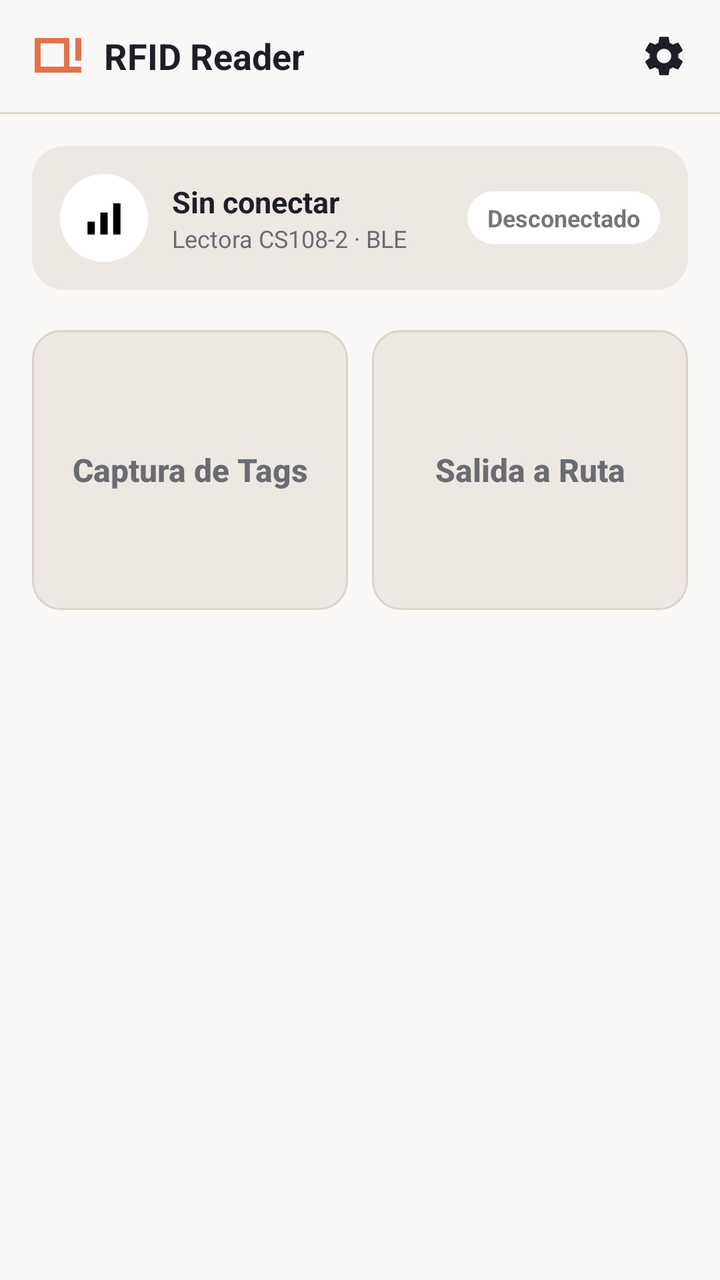
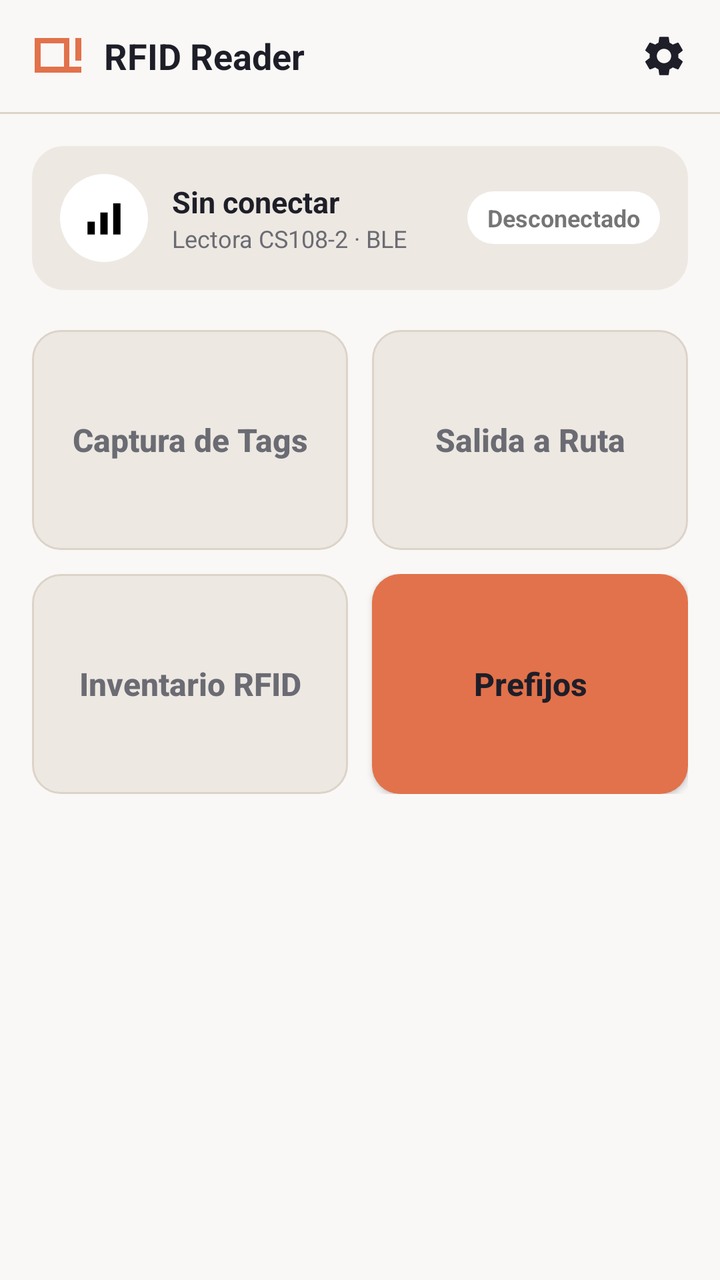

The first picture is an Android layout as it rendered before a commit; the second is the same layout after the commit. The layout source and the unified diff follow.
<!-- AndroidManifest.xml: application theme Theme.RfidReader -->
<!-- res/layout/activity_main.xml -->
<?xml version="1.0" encoding="utf-8"?>
<LinearLayout xmlns:android="http://schemas.android.com/apk/res/android"
    android:layout_width="match_parent"
    android:layout_height="match_parent"
    android:orientation="vertical"
    android:fitsSystemWindows="true"
    android:background="@color/color_background">

    
    <LinearLayout
        android:layout_width="match_parent"
        android:layout_height="56dp"
        android:orientation="horizontal"
        android:gravity="center_vertical"
        android:paddingStart="16dp"
        android:paddingEnd="8dp">

        <ImageView
            android:layout_width="26dp"
            android:layout_height="26dp"
            android:src="@drawable/logo_quantum"
            android:contentDescription="@string/app_name" />

        <TextView
            android:layout_width="0dp"
            android:layout_height="wrap_content"
            android:layout_weight="1"
            android:layout_marginStart="10dp"
            android:text="@string/app_name"
            android:textSize="18sp"
            android:textStyle="bold"
            android:textColor="@color/color_text" />

        <ImageButton
            android:id="@+id/btnAjustes"
            android:layout_width="40dp"
            android:layout_height="40dp"
            android:background="?attr/selectableItemBackgroundBorderless"
            android:src="@drawable/ic_settings"
            android:tint="@color/color_text"
            android:contentDescription="@string/ajustes" />
    </LinearLayout>

    <View
        android:layout_width="match_parent"
        android:layout_height="1dp"
        android:background="@color/color_border" />

    
    <LinearLayout
        android:layout_width="match_parent"
        android:layout_height="0dp"
        android:layout_weight="1"
        android:orientation="vertical"
        android:padding="16dp">

        
        <LinearLayout
            android:id="@+id/tarjetaConexion"
            android:layout_width="match_parent"
            android:layout_height="wrap_content"
            android:orientation="horizontal"
            android:gravity="center_vertical"
            android:background="@drawable/shape_card"
            android:clickable="true"
            android:focusable="true"
            android:foreground="?attr/selectableItemBackground"
            android:padding="14dp">

            <ImageView
                android:id="@+id/imgBadgeLectora"
                android:layout_width="44dp"
                android:layout_height="44dp"
                android:background="@drawable/shape_oval"
                android:padding="11dp"
                android:src="@drawable/ic_signal"
                android:contentDescription="@null" />

            <LinearLayout
                android:layout_width="0dp"
                android:layout_height="wrap_content"
                android:layout_weight="1"
                android:layout_marginStart="12dp"
                android:orientation="vertical">

                <TextView
                    android:id="@+id/tvNombreLectora"
                    android:layout_width="wrap_content"
                    android:layout_height="wrap_content"
                    android:text="@string/sin_conectar"
                    android:textSize="15sp"
                    android:textStyle="bold"
                    android:textColor="@color/color_text"
                    android:singleLine="true"
                    android:ellipsize="end" />

                <TextView
                    android:layout_width="wrap_content"
                    android:layout_height="wrap_content"
                    android:text="@string/lectora_cs108"
                    android:textSize="12sp"
                    android:textColor="@color/color_text_muted" />
            </LinearLayout>

            <TextView
                android:id="@+id/chipConexion"
                android:layout_width="wrap_content"
                android:layout_height="wrap_content"
                android:background="@drawable/shape_chip"
                android:paddingStart="10dp"
                android:paddingEnd="10dp"
                android:paddingTop="5dp"
                android:paddingBottom="5dp"
                android:text="@string/desconectado"
                android:textSize="12sp"
                android:textStyle="bold" />
        </LinearLayout>

        <View
            android:layout_width="0dp"
            android:layout_height="20dp" />

        
        <LinearLayout
            android:layout_width="match_parent"
            android:layout_height="wrap_content"
            android:orientation="horizontal">

            <Button
                android:id="@+id/btnCapturaTags"
                android:layout_width="0dp"
                android:layout_height="140dp"
                android:layout_weight="1"
                android:enabled="false"
                android:background="@drawable/shape_button_menu"
                android:gravity="center"
                android:text="@string/captura_de_tags"
                android:textAllCaps="false"
                android:textSize="16sp"
                android:textStyle="bold"
                android:textColor="@color/color_button_menu_text" />

            <View
                android:layout_width="12dp"
                android:layout_height="0dp" />

            <Button
                android:id="@+id/btnSalidaRuta"
                android:layout_width="0dp"
                android:layout_height="140dp"
                android:layout_weight="1"
                android:enabled="false"
                android:background="@drawable/shape_button_menu"
                android:gravity="center"
                android:text="@string/salida_a_ruta"
                android:textAllCaps="false"
                android:textSize="16sp"
                android:textStyle="bold"
                android:textColor="@color/color_button_menu_text" />
        </LinearLayout>

        
        <LinearLayout
            android:visibility="gone"
            android:layout_width="match_parent"
            android:layout_height="wrap_content"
            android:orientation="vertical">

            <LinearLayout
                android:layout_width="match_parent"
                android:layout_height="wrap_content"
                android:orientation="horizontal"
                android:gravity="center_vertical"
                android:paddingBottom="10dp">

                <TextView
                    android:layout_width="0dp"
                    android:layout_height="wrap_content"
                    android:layout_weight="1"
                    android:text="@string/etiquetas_leidas"
                    android:textSize="15sp"
                    android:textStyle="bold"
                    android:textColor="@color/color_text" />

                <TextView
                    android:id="@+id/chipConteo"
                    android:layout_width="wrap_content"
                    android:layout_height="wrap_content"
                    android:background="@drawable/shape_chip"
                    android:paddingStart="9dp"
                    android:paddingEnd="9dp"
                    android:paddingTop="3dp"
                    android:paddingBottom="3dp"
                    android:text="0"
                    android:textSize="12sp"
                    android:textStyle="bold"
                    android:textColor="@color/color_text_muted" />
            </LinearLayout>

            <androidx.recyclerview.widget.RecyclerView
                android:id="@+id/lvLecturas"
                android:layout_width="match_parent"
                android:layout_height="220dp"
                android:clipToPadding="false" />
        </LinearLayout>
    </LinearLayout>
</LinearLayout>
<!-- resources referenced by this layout -->
<resources>
  <color name="color_background">#FAF8F6</color>
  <color name="color_border">#DCD4C9</color>
  <color name="color_text">#1E1E28</color>
  <color name="color_text_muted">#6B6B73</color>
  <!-- drawable ic_signal (drawable) -->
  <vector xmlns:android="http://schemas.android.com/apk/res/android"
      android:width="24dp"
      android:height="24dp"
      android:viewportWidth="24"
      android:viewportHeight="24">
      <path
          android:fillColor="#FF000000"
          android:pathData="M3,14h4v7h-4z" />
      <path
          android:fillColor="#FF000000"
          android:pathData="M10,9h4v12h-4z" />
      <path
          android:fillColor="#FF000000"
          android:pathData="M17,4h4v17h-4z" />
  </vector>
  <!-- drawable shape_button_menu (drawable) -->
  <?xml version="1.0" encoding="utf-8"?>
  <selector xmlns:android="http://schemas.android.com/apk/res/android">
      <item android:state_enabled="false" android:drawable="@drawable/shape_button_menu_disabled" />
      <item android:drawable="@drawable/shape_button_menu_enabled" />
  </selector>
  <!-- drawable shape_card (drawable) -->
  <?xml version="1.0" encoding="utf-8"?>
  <shape xmlns:android="http://schemas.android.com/apk/res/android" android:shape="rectangle">
      <solid android:color="@color/color_surface" />
      <corners android:radius="16dp" />
  </shape>
  <!-- drawable shape_chip (drawable) -->
  <?xml version="1.0" encoding="utf-8"?>
  <shape xmlns:android="http://schemas.android.com/apk/res/android" android:shape="rectangle">
      <solid android:color="@android:color/white" />
      <corners android:radius="999dp" />
  </shape>
  <!-- drawable shape_oval (drawable) -->
  <?xml version="1.0" encoding="utf-8"?>
  <shape xmlns:android="http://schemas.android.com/apk/res/android" android:shape="oval">
      <solid android:color="@android:color/white" />
  </shape>
  <string name="ajustes">Ajustes</string>
  <string name="app_name">RFID Reader</string>
  <string name="captura_de_tags">Captura de Tags</string>
  <string name="desconectado">Desconectado</string>
  <string name="etiquetas_leidas">Etiquetas leídas</string>
  <string name="lectora_cs108">Lectora CS108-2 · BLE</string>
  <string name="salida_a_ruta">Salida a Ruta</string>
  <string name="sin_conectar">Sin conectar</string>
  <style name="Theme.RfidReader" parent="Theme.AppCompat.DayNight.NoActionBar">
          <item name="colorPrimary">@color/color_accent</item>
          <item name="colorAccent">@color/color_accent</item>
          <item name="android:windowBackground">@color/color_background</item>
          <item name="android:colorBackground">@color/color_background</item>
      </style>
  <!-- drawable shape_button_menu_disabled (drawable) -->
  <?xml version="1.0" encoding="utf-8"?>
  <shape xmlns:android="http://schemas.android.com/apk/res/android" android:shape="rectangle">
      <solid android:color="@color/color_surface" />
      <stroke android:width="1dp" android:color="@color/color_border" />
      <corners android:radius="14dp" />
  </shape>
  <!-- drawable shape_button_menu_enabled (drawable) -->
  <?xml version="1.0" encoding="utf-8"?>
  <shape xmlns:android="http://schemas.android.com/apk/res/android" android:shape="rectangle">
      <solid android:color="@color/color_accent" />
      <corners android:radius="14dp" />
  </shape>
  <color name="color_surface">#EDE8E2</color>
  <color name="color_accent">#E2724B</color>
  <!-- unchanged entries left out for length: 2 -->
</resources>

<!-- the commit's change to res/layout/activity_main.xml (unified diff, before → after) -->
@@ -124,39 +124,86 @@
         <LinearLayout
             android:layout_width="match_parent"
             android:layout_height="wrap_content"
-            android:orientation="horizontal">
-
-            <Button
-                android:id="@+id/btnCapturaTags"
+            android:orientation="vertical">
+
+            <LinearLayout
+                android:layout_width="match_parent"
+                android:layout_height="wrap_content"
+                android:orientation="horizontal">
+
+                <Button
+                    android:id="@+id/btnCapturaTags"
+                    android:layout_width="0dp"
+                    android:layout_height="110dp"
+                    android:layout_weight="1"
+                    android:enabled="false"
+                    android:background="@drawable/shape_button_menu"
+                    android:gravity="center"
+                    android:text="@string/captura_de_tags"
+                    android:textAllCaps="false"
+                    android:textSize="16sp"
+                    android:textStyle="bold"
+                    android:textColor="@color/color_button_menu_text" />
+
+                <View
+                    android:layout_width="12dp"
+                    android:layout_height="0dp" />
+
+                <Button
+                    android:id="@+id/btnSalidaRuta"
+                    android:layout_width="0dp"
+                    android:layout_height="110dp"
+                    android:layout_weight="1"
+                    android:enabled="false"
+                    android:background="@drawable/shape_button_menu"
+                    android:gravity="center"
+                    android:text="@string/salida_a_ruta"
+                    android:textAllCaps="false"
+                    android:textSize="16sp"
+                    android:textStyle="bold"
+                    android:textColor="@color/color_button_menu_text" />
+            </LinearLayout>
+
+            <View
                 android:layout_width="0dp"
-                android:layout_height="140dp"
-                android:layout_weight="1"
-                android:enabled="false"
-                android:background="@drawable/shape_button_menu"
-                android:gravity="center"
-                android:text="@string/captura_de_tags"
-                android:textAllCaps="false"
-                android:textSize="16sp"
-                android:textStyle="bold"
-                android:textColor="@color/color_button_menu_text" />
-
-            <View
-                android:layout_width="12dp"
-                android:layout_height="0dp" />
-
-            <Button
-                android:id="@+id/btnSalidaRuta"
-                android:layout_width="0dp"
-                android:layout_height="140dp"
-                android:layout_weight="1"
-                android:enabled="false"
-                android:background="@drawable/shape_button_menu"
-                android:gravity="center"
-                android:text="@string/salida_a_ruta"
-                android:textAllCaps="false"
-                android:textSize="16sp"
-                android:textStyle="bold"
-                android:textColor="@color/color_button_menu_text" />
+                android:layout_height="12dp" />
+
+            <LinearLayout
+                android:layout_width="match_parent"
+                android:layout_height="wrap_content"
+                android:orientation="horizontal">
+
+                <Button
+                    android:id="@+id/btnInventario"
+                    android:layout_width="0dp"
+                    android:layout_height="110dp"
+                    android:layout_weight="1"
+                    android:enabled="false"
+                    android:background="@drawable/shape_button_menu"
+                    android:gravity="center"
+                    android:text="@string/inventario_rfid"
+                    android:textAllCaps="false"
+                    android:textSize="16sp"
+                    android:textStyle="bold"
+                    android:textColor="@color/color_button_menu_text" />
+
+                <View
+                    android:layout_width="12dp"
+                    android:layout_height="0dp" />
+
+                <Button
+                    android:id="@+id/btnPrefijos"
+                    android:layout_width="0dp"
+                    android:layout_height="110dp"
+                    android:layout_weight="1"
+                    android:background="@drawable/shape_button_menu"
+                    android:gravity="center"
+                    android:text="@string/prefijos"
+                    android:textAllCaps="false"
+                    android:textSize="16sp"
+                    android:textStyle="bold"
+                    android:textColor="@color/color_button_menu_text" />
+            </LinearLayout>
         </LinearLayout>
 
         
<!-- resource entries referenced after the edit -->
@@ -48,7 +48,9 @@
   <string name="captura_de_tags">Captura de Tags</string>
   <string name="desconectado">Desconectado</string>
   <string name="etiquetas_leidas">Etiquetas leídas</string>
+  <string name="inventario_rfid">Inventario RFID</string>
   <string name="lectora_cs108">Lectora CS108-2 · BLE</string>
+  <string name="prefijos">Prefijos</string>
   <string name="salida_a_ruta">Salida a Ruta</string>
   <string name="sin_conectar">Sin conectar</string>
   <style name="Theme.RfidReader" parent="Theme.AppCompat.DayNight.NoActionBar">
